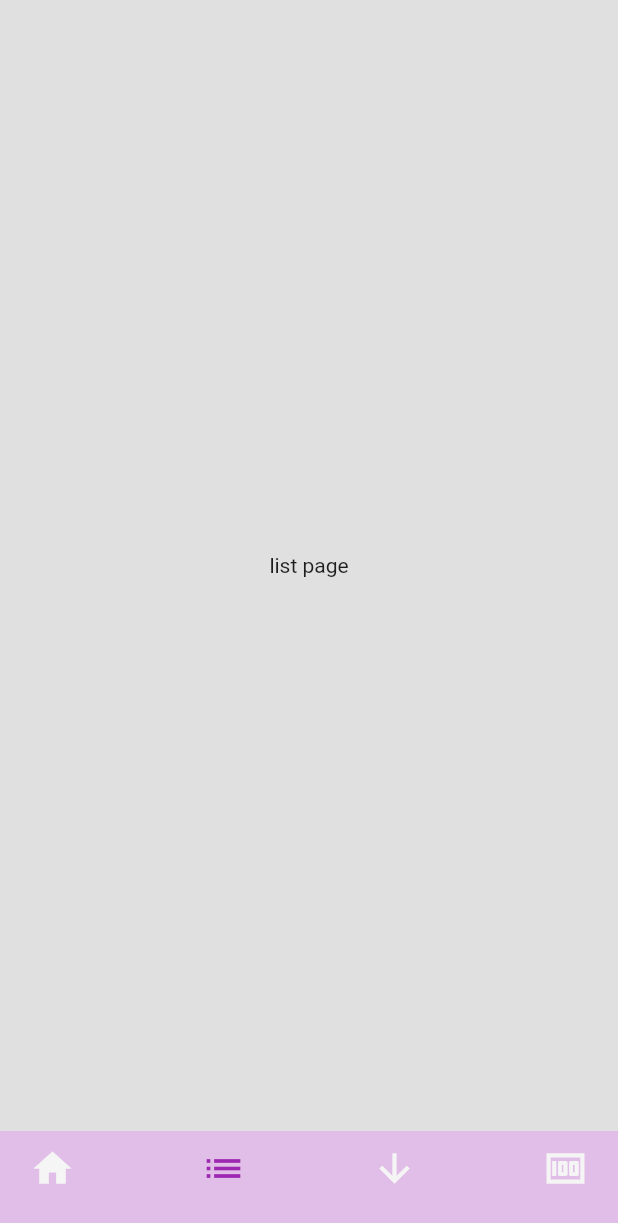
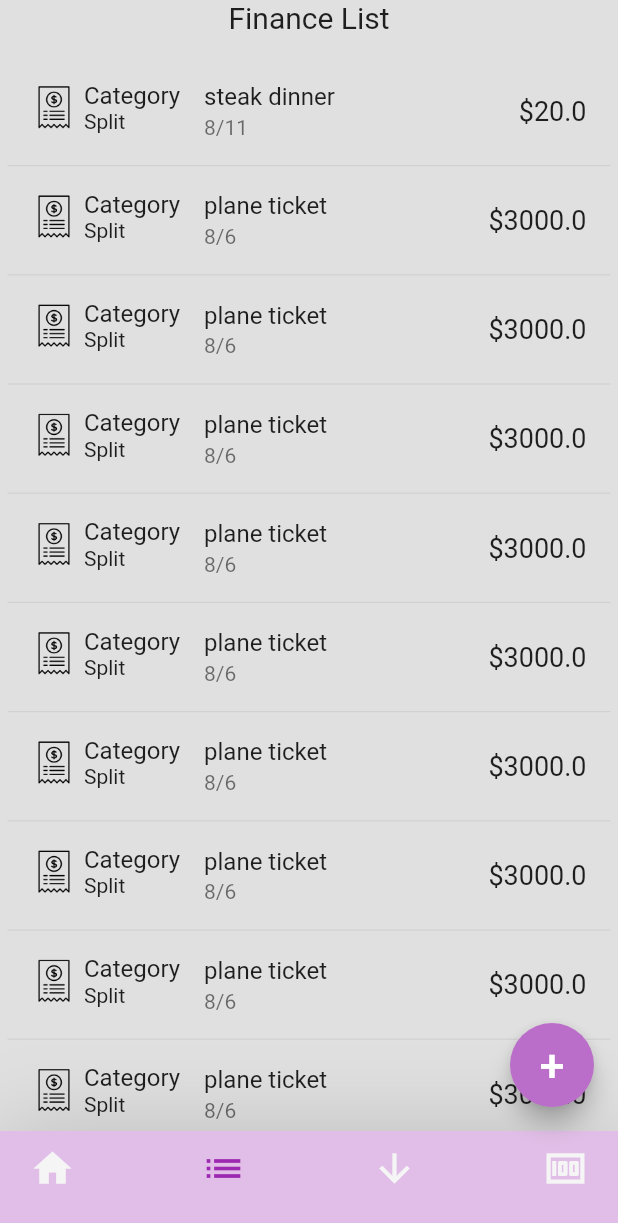
Before and after one commit to hc-jinghu/sharebao, a Flutter app: the screen it shows after launch, item 2 of the bottom bar chosen, on a phone screen of 412 x 824 dp. Shown: the top 1223 px of the screen. Run offline on Flutter 3.47's test engine with Material 2 defaults, Android fonts, the light colour scheme and no system bars; drawn by our look-alikes of google_nav_bar; our stand-ins replace smooth_page_indicator.

Commit message:
feat: design finance tiles, addItem widget

```diff
--- /dev/null
+++ b/lib/components/finance_item_tile.dart
@@ -0,0 +1,48 @@
+import 'package:flutter/material.dart';
+import 'package:sharebao/models/finance_item.dart';
+
+class FinanceListTile extends StatelessWidget {
+  final FinanceItem item;
+  FinanceListTile({super.key, required this.item});
+
+  @override
+  Widget build(BuildContext context) {
+    return ListTile(
+      shape: Border(
+        bottom: BorderSide(
+          color: Color.fromARGB(255, 209, 209, 209),
+          width: 0.8,
+        ),
+      ),
+      // tileColor: Colors.pink,
+      title: Text(item.desc),
+      subtitle: Text(item.dateMonth + '/' + item.dateDay),
+      leading: Wrap(
+        direction: Axis.horizontal,
+        crossAxisAlignment: WrapCrossAlignment.center,
+        spacing: 5,
+        children: [
+          SizedBox(
+            height: 30,
+            width: 30,
+            child: Image.asset('lib/icons/bill.png'),
+          ),
+          Wrap(
+            direction: Axis.vertical,
+            children: [
+              Text(
+                'Category',
+                style: TextStyle(fontSize: 16),
+              ),
+              Text('Split')
+            ],
+          ),
+        ],
+      ),
+      trailing: Text(
+        '\$' + item.amount.toString(),
+        style: TextStyle(fontSize: 18),
+      ),
+    );
+  }
+}
--- a/lib/main.dart
+++ b/lib/main.dart
@@ -1,5 +1,7 @@
 import 'package:flutter/material.dart';
-import 'package:sharebao/pages/home_page.dart';
+import 'package:provider/provider.dart';
+import 'package:sharebao/models/finance_list.dart';
+import 'pages/home_page.dart';
 
 void main() {
   runApp(const MyApp());
@@ -10,9 +12,12 @@ class MyApp extends StatelessWidget {
 
   @override
   Widget build(BuildContext context) {
-    return const MaterialApp(
-      debugShowCheckedModeBanner: false,
-      home: HomePage(),
+    return ChangeNotifierProvider(
+      create: (context) => FinanceList(),
+      builder: (context, child) => const MaterialApp(
+        debugShowCheckedModeBanner: false,
+        home: HomePage(),
+      ),
     );
   }
 }
--- /dev/null
+++ b/lib/models/finance_item.dart
@@ -0,0 +1,17 @@
+// Properties of a finance item in a finance list
+class FinanceItem {
+  // TODO: add other properties
+  final String dateMonth;
+  final String dateDay;
+  final String desc;
+  final double amount;
+  final String type;
+
+  FinanceItem({
+    required this.dateMonth,
+    required this.dateDay,
+    required this.desc,
+    required this.amount,
+    required this.type,
+  });
+}
--- /dev/null
+++ b/lib/models/finance_list.dart
@@ -0,0 +1,133 @@
+import 'package:flutter/material.dart';
+import 'finance_item.dart';
+
+class FinanceList extends ChangeNotifier {
+  // finance item to show
+  // TODO: use Firebase for backend later
+  // example data
+  final List<FinanceItem> _list = [
+    FinanceItem(
+        dateMonth: '8',
+        dateDay: '11',
+        desc: 'steak dinner',
+        amount: 20,
+        type: 'Expense'),
+    FinanceItem(
+        dateMonth: '8',
+        dateDay: '6',
+        desc: 'plane ticket',
+        amount: 3000,
+        type: 'Expense'),
+    FinanceItem(
+        dateMonth: '8',
+        dateDay: '6',
+        desc: 'plane ticket',
+        amount: 3000,
+        type: 'Expense'),
+    FinanceItem(
+        dateMonth: '8',
+        dateDay: '6',
+        desc: 'plane ticket',
+        amount: 3000,
+        type: 'Expense'),
+    FinanceItem(
+        dateMonth: '8',
+        dateDay: '6',
+        desc: 'plane ticket',
+        amount: 3000,
+        type: 'Expense'),
+    FinanceItem(
+        dateMonth: '8',
+        dateDay: '6',
+        desc: 'plane ticket',
+        amount: 3000,
+        type: 'Expense'),
+    FinanceItem(
+        dateMonth: '8',
+        dateDay: '6',
+        desc: 'plane ticket',
+        amount: 3000,
+        type: 'Expense'),
+    FinanceItem(
+        dateMonth: '8',
+        dateDay: '6',
+        desc: 'plane ticket',
+        amount: 3000,
+        type: 'Expense'),
+    FinanceItem(
+        dateMonth: '8',
+        dateDay: '6',
+        desc: 'plane ticket',
+        amount: 3000,
+        type: 'Expense'),
+    FinanceItem(
+        dateMonth: '8',
+        dateDay: '6',
+        desc: 'plane ticket',
+        amount: 3000,
+        type: 'Expense'),
+    FinanceItem(
+        dateMonth: '8',
+        dateDay: '6',
+        desc: 'plane ticket',
+        amount: 3000,
+        type: 'Expense'),
+    FinanceItem(
+        dateMonth: '8',
+        dateDay: '6',
+        desc: 'plane ticket',
+        amount: 3000,
+        type: 'Expense'),
+    FinanceItem(
+        dateMonth: '8',
+        dateDay: '6',
+        desc: 'plane ticket',
+        amount: 3000,
+        type: 'Expense'),
+    FinanceItem(
+        dateMonth: '8',
+        dateDay: '6',
+        desc: 'plane ticket',
+        amount: 3000,
+        type: 'Expense'),
+    FinanceItem(
+        dateMonth: '8',
+        dateDay: '6',
+        desc: 'plane ticket',
+        amount: 3000,
+        type: 'Expense'),
+    FinanceItem(
+        dateMonth: '8',
+        dateDay: '6',
+        desc: 'plane ticket',
+        amount: 3000,
+        type: 'Expense'),
+    FinanceItem(
+        dateMonth: '8',
+        dateDay: '6',
+        desc: 'plane ticket',
+        amount: 3000,
+        type: 'Expense'),
+    FinanceItem(
+        dateMonth: '8',
+        dateDay: '6',
+        desc: 'plane ticket',
+        amount: 3000,
+        type: 'Expense'),
+  ];
+
+  // get financeList
+  List<FinanceItem> get financeList => _list;
+
+  // add financeItem to financeList
+  void addItemToList(FinanceItem item) {
+    _list.add(item);
+    notifyListeners();
+  }
+
+  // remove financeItem to financeList
+  void removeItemFromList(FinanceItem item) {
+    _list.remove(item);
+    notifyListeners();
+  }
+}
--- /dev/null
+++ b/lib/pages/add_item_page.dart
@@ -0,0 +1,87 @@
+import 'package:flutter/material.dart';
+import 'package:sharebao/const.dart';
+
+// it's a separate scaffold, no need to show bottom nav bar
+
+class AddItemPage extends StatefulWidget {
+  // Type of financeItem, income or expense
+  final String type;
+  const AddItemPage({super.key, required this.type});
+
+  @override
+  State<AddItemPage> createState() => _AddItemPageState();
+}
+
+class _AddItemPageState extends State<AddItemPage> {
+  // Text controllers
+  final newItemDescController = TextEditingController();
+  final newItemAmountController = TextEditingController();
+
+  // save financeItem
+  void save() {}
+
+  @override
+  Widget build(BuildContext context) {
+    return Scaffold(
+      backgroundColor: backgroundColor,
+      appBar: AppBar(
+        title: const Text('Add a Finance Item'),
+        backgroundColor: Colors.purple,
+      ),
+      body: Padding(
+        padding: const EdgeInsets.all(20.0),
+        child: ClipRRect(
+          borderRadius: BorderRadius.circular(10),
+          child: Container(
+            height: 400,
+            width: 400,
+            color: Colors.grey[100],
+            child: Padding(
+              padding: const EdgeInsets.all(30),
+              child: Column(children: [
+                Row(
+                  mainAxisAlignment: MainAxisAlignment.center,
+                  children: [
+                    SizedBox(
+                      width: 250,
+                      child: TextField(
+                        controller: newItemDescController,
+                        decoration: InputDecoration(
+                            border: UnderlineInputBorder(),
+                            labelText: 'Description'),
+                      ),
+                    ),
+                  ],
+                ),
+                Row(
+                  mainAxisAlignment: MainAxisAlignment.center,
+                  children: [
+                    SizedBox(
+                      width: 250,
+                      child: TextField(
+                        controller: newItemAmountController,
+                        decoration: InputDecoration(
+                            border: UnderlineInputBorder(),
+                            labelText: 'Amount'),
+                      ),
+                    ),
+                  ],
+                ),
+                Row(
+                  mainAxisAlignment: MainAxisAlignment.end,
+                  children: [
+                    MaterialButton(
+                      focusColor: Colors.purple,
+                      onPressed: save,
+                      child: Text('save'),
+                    ),
+                  ],
+                )
+              ]),
+            ),
+          ),
+        ),
+      ),
+    );
+  }
+}
--- a/lib/pages/home_page.dart
+++ b/lib/pages/home_page.dart
@@ -6,6 +6,9 @@ import 'package:sharebao/pages/list_page.dart';
 import 'package:sharebao/pages/overview_page.dart';
 import 'package:sharebao/components/bottom_nav_bar.dart';
 
+import 'add_item_page.dart';
+
+// Handles all the navigation
 class HomePage extends StatefulWidget {
   const HomePage({super.key});
 
@@ -38,19 +41,35 @@ class _HomePageState extends State<HomePage> {
   Widget build(BuildContext context) {
     return Scaffold(
       backgroundColor: backgroundColor,
-      // 'add' button
-      // floatingActionButton: FloatingActionButton(
-      //   onPressed: () {},
-      //   backgroundColor: const Color.fromARGB(255, 187, 110, 201),
-      //   child: Text(
-      //     '+',
-      //     style: TextStyle(fontSize: 30),
-      //   ),
-      // ),
-      // floatingActionButtonLocation: FloatingActionButtonLocation.centerDocked,
-
-      bottomNavigationBar: MyBottomNavBar(
-        onTabChange: (index) => navigateBottomBar(index),
+      // Remove: button for testing add function
+      floatingActionButton: FloatingActionButton(
+        onPressed: () {
+          // go to Add page
+          Navigator.push(
+            context,
+            MaterialPageRoute(
+              builder: (context) => AddItemPage(type: 'Income'),
+            ),
+          );
+        },
+        backgroundColor: const Color.fromARGB(255, 187, 110, 201),
+        child: Text(
+          '+',
+          style: TextStyle(fontSize: 30),
+        ),
+      ),
+      bottomNavigationBar: Container(
+        decoration: BoxDecoration(
+          boxShadow: [
+            BoxShadow(
+              blurRadius: 50,
+              color: Colors.black.withOpacity(.16),
+            )
+          ],
+        ),
+        child: MyBottomNavBar(
+          onTabChange: (index) => navigateBottomBar(index),
+        ),
       ),
       body: _pages[_selectedIndex],
     );
--- a/lib/pages/list_page.dart
+++ b/lib/pages/list_page.dart
@@ -1,4 +1,8 @@
 import 'package:flutter/material.dart';
+import 'package:provider/provider.dart';
+import 'package:sharebao/components/finance_item_tile.dart';
+import 'package:sharebao/models/finance_item.dart';
+import 'package:sharebao/models/finance_list.dart';
 
 class ListPage extends StatefulWidget {
   const ListPage({super.key});
@@ -10,8 +14,43 @@ class ListPage extends StatefulWidget {
 class _ListPageState extends State<ListPage> {
   @override
   Widget build(BuildContext context) {
-    return Center(
-      child: Text('list page'),
+    return Consumer<FinanceList>(
+      builder: (context, value, child) => SafeArea(
+        child: Column(
+          children: [
+            // TODO: add Month (button to change displayed month)
+            // It needs to behave like an AppBar, stays on top while scrolling
+            Text(
+              'Finance List',
+              style: TextStyle(fontSize: 20),
+            ),
+
+            const SizedBox(
+              height: 10,
+            ),
+            // TODO: add Filter and Settle
+
+            // list of finance items
+            Expanded(
+              child: Padding(
+                padding: EdgeInsets.only(
+                  top: 5,
+                  left: 5,
+                  right: 5,
+                ),
+                child: ListView.builder(
+                    itemCount: value.financeList.length,
+                    itemBuilder: (context, index) {
+                      // get indivisual list item
+                      FinanceItem eachItem = value.financeList[index];
+                      // return the tile for this item
+                      return FinanceListTile(item: eachItem);
+                    }),
+              ),
+            )
+          ],
+        ),
+      ),
     );
   }
 }
--- a/lib/pages/overview_page.dart
+++ b/lib/pages/overview_page.dart
@@ -1,6 +1,6 @@
 import 'package:flutter/material.dart';
 import 'package:sharebao/const.dart';
-import 'package:sharebao/util/goal_widget.dart';
+import 'package:sharebao/components/goal_widget.dart';
 import 'package:smooth_page_indicator/smooth_page_indicator.dart';
 
 class OverviewPage extends StatefulWidget {
--- a/pubspec.yaml
+++ b/pubspec.yaml
@@ -37,7 +37,7 @@ dependencies:
   cupertino_icons: ^1.0.2
   smooth_page_indicator: ^1.1.0
   google_nav_bar: ^5.0.6
-  provider:
+  provider: ^6.0.5
 
 dev_dependencies:
   flutter_test:
```
Also changed, not shown: lib/components/activity_tile.dart (added), lib/components/goal_widget.dart (renamed from lib/util/goal_widget.dart), lib/icons/bill.png (added).
